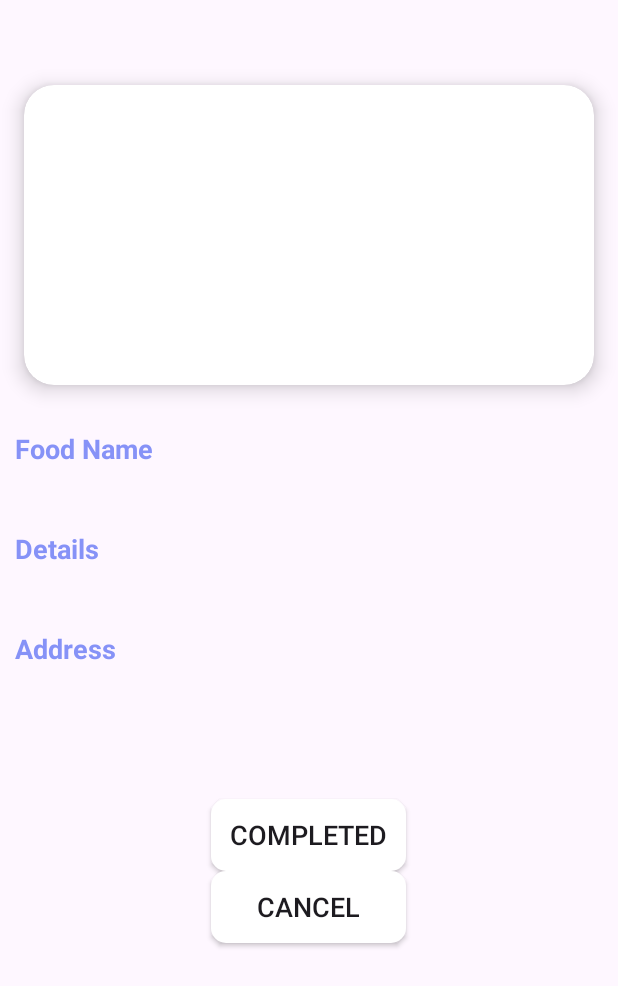
After one commit to NafeesSadat/HungerLink_HackathonX, an Android app: the MyDonationListDetailActivity screen opened directly, with no data from a screen before it, on a phone screen of 412 x 824 dp. The commit adds this screen. Shown: the top 986 px of the screen. Run offline under Robolectric (Android 15) with nearby library versions, the light colour scheme and no system bars; our stand-ins replace Firebase (no records; nobody signed in at launch, a user with empty details on screens opened directly); pictures from the network do not load; 1 statement that could not run was skipped.

Commit message:
Added MyDonationList Activity

```diff
--- /dev/null
+++ b/app/src/main/java/com/example/hungerlink/MyDonationListDetailActivity.java
@@ -0,0 +1,172 @@
+package com.example.hungerlink;
+
+import android.os.Bundle;
+
+import androidx.activity.EdgeToEdge;
+import androidx.appcompat.app.AppCompatActivity;
+import androidx.core.graphics.Insets;
+import androidx.core.view.ViewCompat;
+import androidx.core.view.WindowInsetsCompat;
+import android.content.Intent;
+import android.os.Bundle;
+import android.util.Log;
+import android.widget.Button;
+import android.widget.ImageView;
+import android.widget.TextView;
+import android.widget.Toast;
+
+import androidx.annotation.NonNull;
+import androidx.annotation.Nullable;
+import androidx.appcompat.app.AppCompatActivity;
+
+import com.bumptech.glide.Glide;
+import com.google.firebase.database.DataSnapshot;
+import com.google.firebase.database.DatabaseError;
+import com.google.firebase.database.DatabaseReference;
+import com.google.firebase.database.FirebaseDatabase;
+import com.google.firebase.database.ValueEventListener;
+
+import java.util.Objects;
+
+public class MyDonationListDetailActivity extends AppCompatActivity {
+
+
+    private TextView nameTextView, foodItemsTextView, phoneNumberTextView, addressTextView, longitudeTextView, latitudeTextView, statusTextView;
+    private ImageView imageUrlImageView;
+    private Button cancelButton, completedButton;
+    private String donationId;
+
+    private DatabaseReference databaseReference;
+
+    @Override
+    protected void onCreate(@Nullable Bundle savedInstanceState) {
+        super.onCreate(savedInstanceState);
+        setContentView(R.layout.activity_my_docation_list_detail);
+
+        // Initialize views
+        nameTextView = findViewById(R.id.name);
+        foodItemsTextView = findViewById(R.id.foodItems);
+        phoneNumberTextView = findViewById(R.id.phoneNumber);
+        addressTextView = findViewById(R.id.address);
+        longitudeTextView = findViewById(R.id.longitude);
+        latitudeTextView = findViewById(R.id.latitude);
+        imageUrlImageView = findViewById(R.id.imageUrl);
+        cancelButton = findViewById(R.id.buttonCancel);
+        completedButton = findViewById(R.id.buttonCompleted);
+        statusTextView = findViewById(R.id.status);
+
+        // Get the donation ID from the Intent
+        Intent intent = getIntent();
+        donationId = intent.getStringExtra("donationId");
+
+        // Log the donation ID
+        Log.d("MyDonationListDetailActivity", "DonationList Donation ID: " + donationId);
+
+        if (donationId == null) {
+            Log.e("MyDonationListDetailActivity", "MyDonationList ID is null!");
+            // Optionally, you can finish the activity or show a message to the user
+            Toast.makeText(this, "No donation data available.", Toast.LENGTH_SHORT).show();
+            finish(); // Close the activity
+            return; // Exit onCreate
+        }
+
+        // Initialize Firebase Database reference
+        databaseReference = FirebaseDatabase.getInstance("https://hunger-link-default-rtdb.asia-southeast1.firebasedatabase.app")
+                .getReference("Donation Information");
+
+        // Fetch donation info from the database
+        fetchDonationInfo();
+
+        // Set OnClickListener for the select button
+        completedButton.setOnClickListener(v -> updateDonationStatus("Pending"));
+    }
+
+    private void fetchDonationInfo() {
+        databaseReference.addListenerForSingleValueEvent(new ValueEventListener() {
+            @Override
+            public void onDataChange(@NonNull DataSnapshot snapshot) {
+                for (DataSnapshot userSnapshot : snapshot.getChildren()) {
+                    for (DataSnapshot donationSnapshot : userSnapshot.getChildren()) {
+                        if (Objects.equals(donationSnapshot.getKey(), donationId)) {
+                            String name = donationSnapshot.child("name").getValue(String.class);
+                            String foodItems = donationSnapshot.child("foodItems").getValue(String.class);
+                            String phoneNumber = donationSnapshot.child("phoneNumber").getValue(String.class);
+                            String address = donationSnapshot.child("address").getValue(String.class);
+                            Double longitude = donationSnapshot.child("longitude").getValue(Double.class);
+                            Double latitude = donationSnapshot.child("latitude").getValue(Double.class);
+                            String imageUrl = donationSnapshot.child("imageUrl").getValue(String.class);
+                            String status = donationSnapshot.child("Status").getValue(String.class);
+
+                            Log.d("MyDonationListDetailActivity", "Name: " + name + ", FoodItems: " + foodItems + ", Phone: " + phoneNumber + ", Address: " + address);
+
+                            // Set values to views
+                            nameTextView.setText(name);
+                            foodItemsTextView.setText(foodItems);
+                            phoneNumberTextView.setText(phoneNumber);
+                            addressTextView.setText(address);
+                            longitudeTextView.setText(longitude != null ? "Longitude: " + longitude : "N/A");
+                            latitudeTextView.setText(latitude != null ? "Latitude: " + latitude : "N/A");
+                            statusTextView.setText(String.format("Status: %s", status));
+
+                            // Load image using Glide
+                            Glide.with(MyDonationListDetailActivity.this)
+                                    .load(imageUrl)
+                                    .into(imageUrlImageView);
+                        }
+                    }
+                }
+            }
+
+            @Override
+            public void onCancelled(@NonNull DatabaseError error) {
+                Toast.makeText(MyDonationListDetailActivity.this, "Failed to load donations", Toast.LENGTH_SHORT).show();
+                Log.e("MyDonationListDetailActivity", "Database error: ", error.toException());
+            }
+        });
+    }
+
+    private void updateDonationStatus(String newStatus) {
+        databaseReference.addListenerForSingleValueEvent(new ValueEventListener() {
+            @Override
+            public void onDataChange(@NonNull DataSnapshot snapshot) {
+                boolean donationFound = false; // Flag to check if donation is found
+
+                for (DataSnapshot userSnapshot : snapshot.getChildren()) {
+                    for (DataSnapshot donationSnapshot : userSnapshot.getChildren()) {
+                        if (Objects.equals(donationSnapshot.getKey(), donationId)) {
+                            // Donation found, update the status
+                            donationSnapshot.getRef().child("Status").setValue(newStatus)
+                                    .addOnCompleteListener(task -> {
+                                        if (task.isSuccessful()) {
+                                            // Update the status TextView
+                                            statusTextView.setText(String.format("Status: %s", newStatus));
+                                            // Hide the select button
+                                            completedButton.setVisibility(Button.GONE);
+                                            Toast.makeText(MyDonationListDetailActivity.this, "Status updated to Pending", Toast.LENGTH_SHORT).show();
+                                        } else {
+                                            Toast.makeText(MyDonationListDetailActivity.this, "Failed to update status", Toast.LENGTH_SHORT).show();
+                                        }
+                                    });
+                            donationFound = true; // Mark that the donation was found
+                            break; // Exit the inner loop
+                        }
+                    }
+                    if (donationFound) {
+                        break; // Exit the outer loop if donation was found
+                    }
+                }
+
+                if (!donationFound) {
+                    Toast.makeText(MyDonationListDetailActivity.this, "Donation not found", Toast.LENGTH_SHORT).show();
+                }
+            }
+
+            @Override
+            public void onCancelled(@NonNull DatabaseError error) {
+                Toast.makeText(MyDonationListDetailActivity.this, "Failed to load donations", Toast.LENGTH_SHORT).show();
+                Log.e("MyDonationListDetailActivity", "Database error: ", error.toException());
+            }
+        });
+    }
+
+}
--- /dev/null
+++ b/app/src/main/res/layout/activity_my_docation_list_detail.xml
@@ -0,0 +1,129 @@
+<?xml version="1.0" encoding="utf-8"?>
+<LinearLayout
+    xmlns:android="http://schemas.android.com/apk/res/android"
+    xmlns:app="http://schemas.android.com/apk/res-auto"
+    xmlns:tools="http://schemas.android.com/tools"
+    android:layout_width="match_parent"
+    android:layout_height="match_parent"
+    android:orientation="vertical"
+    tools:context=".MyDonationListDetailActivity">
+
+    <TextView
+        android:layout_width="wrap_content"
+        android:layout_height="wrap_content"
+        android:id="@+id/name"
+        android:layout_marginTop="14dp"
+        android:textSize="24sp"
+        android:textColor="@color/lavender"
+        android:textStyle="bold"
+        android:layout_gravity="center"/>
+
+    <androidx.cardview.widget.CardView
+        android:layout_width="380dp"
+        android:layout_height="200dp"
+        android:id="@+id/cardImage"
+        android:layout_marginTop="10dp"
+        android:layout_gravity="center"
+        app:cardCornerRadius="20dp"
+        app:cardElevation="8dp">
+
+        <ImageView
+            android:layout_width="380dp"
+            android:layout_height="200dp"
+            android:id="@+id/imageUrl"
+            android:layout_marginTop="10dp"
+            android:layout_gravity="center"
+            android:scaleType="centerCrop"/>
+
+    </androidx.cardview.widget.CardView>
+
+    <TextView
+        android:layout_width="wrap_content"
+        android:layout_height="wrap_content"
+        android:text="Food Name"
+        android:textColor="@color/lavender"
+        android:textStyle="bold"
+        android:layout_marginStart="10dp"
+        android:layout_marginTop="30dp"
+        android:textSize="18sp"/>
+
+    <TextView
+        android:layout_width="match_parent"
+        android:layout_height="wrap_content"
+        android:layout_marginStart="10dp"
+        android:textSize="16sp"
+        android:id="@+id/foodItems"/>
+
+    <TextView
+        android:layout_width="wrap_content"
+        android:layout_height="wrap_content"
+        android:text="Details"
+        android:textColor="@color/lavender"
+        android:textStyle="bold"
+        android:layout_marginStart="10dp"
+        android:layout_marginTop="20dp"
+        android:textSize="18sp"/>
+
+    <TextView
+        android:layout_width="match_parent"
+        android:layout_height="wrap_content"
+        android:layout_marginStart="10dp"
+        android:textSize="16sp"
+        android:id="@+id/phoneNumber"/>
+
+    <TextView
+        android:layout_width="wrap_content"
+        android:layout_height="wrap_content"
+        android:text="Address"
+        android:textColor="@color/lavender"
+        android:textStyle="bold"
+        android:layout_marginStart="10dp"
+        android:layout_marginTop="20dp"
+        android:textSize="18sp"/>
+
+    <TextView
+        android:layout_width="match_parent"
+        android:layout_height="wrap_content"
+        android:layout_marginStart="10dp"
+        android:textSize="16sp"
+        android:id="@+id/address"/>
+    <TextView
+        android:layout_width="match_parent"
+        android:layout_height="wrap_content"
+        android:layout_marginStart="10dp"
+        android:textSize="16sp"
+        android:id="@+id/longitude"/>
+
+    <TextView
+        android:layout_width="match_parent"
+        android:layout_height="wrap_content"
+        android:layout_marginStart="10dp"
+        android:textSize="16sp"
+        android:id="@+id/latitude"/>
+
+    <TextView
+        android:layout_width="match_parent"
+        android:layout_height="wrap_content"
+        android:layout_marginStart="10dp"
+        android:textSize="16sp"
+        android:id="@+id/status"/>
+
+    <androidx.appcompat.widget.AppCompatButton
+        android:id="@+id/buttonCompleted"
+        android:layout_width="130dp"
+        android:layout_height="wrap_content"
+        android:layout_gravity="center"
+        android:background="@drawable/rounded_button"
+        android:text="Completed"
+        android:textSize="18sp" />
+
+    <androidx.appcompat.widget.AppCompatButton
+        android:id="@+id/buttonCancel"
+        android:layout_width="130dp"
+        android:layout_height="wrap_content"
+        android:layout_gravity="center"
+        android:background="@drawable/rounded_button"
+        android:text="Cancel"
+        android:textSize="18sp" />
+
+</LinearLayout>
--- a/app/src/main/res/layout/fragment_main.xml
+++ b/app/src/main/res/layout/fragment_main.xml
@@ -120,7 +120,7 @@
 
 
         <androidx.cardview.widget.CardView
-            android:id="@+id/cardAboutus"
+            android:id="@+id/cardDonationList"
             android:layout_width="150dp"
             android:layout_height="100dp"
             android:layout_margin="10dp"
@@ -136,7 +136,7 @@
                 android:layout_height="60dp"
                 android:layout_gravity="center_horizontal"
                 android:layout_marginTop="5dp"
-                android:contentDescription="@string/aboutus_icon"
+                android:contentDescription="@string/donationlist_icon"
                 android:src="@drawable/aboutusicon" />
 
             <TextView
@@ -144,7 +144,7 @@
                 android:layout_height="wrap_content"
                 android:layout_gravity="center_horizontal"
                 android:layout_marginTop="70dp"
-                android:text="@string/about_us"
+                android:text="@string/donation_list"
                 android:textColor="@color/black"
                 android:textSize="18sp"
                 android:textStyle="bold" />
--- a/app/src/main/res/values/strings.xml
+++ b/app/src/main/res/values/strings.xml
@@ -16,7 +16,7 @@
     <string name="foodmap_icon">FOOD MAP</string>
     <string name="mypin_icon">MYPIN</string>
     <string name="history_icon">HISTORY ICON</string>
-    <string name="aboutus_icon">About Us</string>
+    <string name="donationlist_icon">My Donation List</string>
     <string name="contactus_icon">Contact Us</string>
     <string name="logout_icon">LOGOUT ICON</string>
     <string name="donate">Donate</string>
@@ -24,7 +24,7 @@
     <string name="food_map">Food Map</string>
     <string name="my_pins">My Pins</string>
     <string name="share">Share</string>
-    <string name="about_us">About Us</string>
+    <string name="donation_list">My Donation List</string>
     <string name="contact_us">Contact Us</string>
     <string name="log_out">Log Out</string>
     <string name="enter_your_name">Enter Your Name</string>
```
Also changed, not shown: app/src/main/AndroidManifest.xml (+12 -6 lines), app/src/main/java/com/example/hungerlink/AboutUsActivity.java (deleted, +0 -24 lines), app/src/main/java/com/example/hungerlink/MainActivity.java (+4 -4 lines), app/src/main/java/com/example/hungerlink/MyDonationListActivity.java (added, +138 -0 lines), app/src/main/res/layout/activity_about_us.xml (deleted, +0 -10 lines), app/src/main/res/layout/activity_my_donation_list.xml (added, +21 -0 lines).
